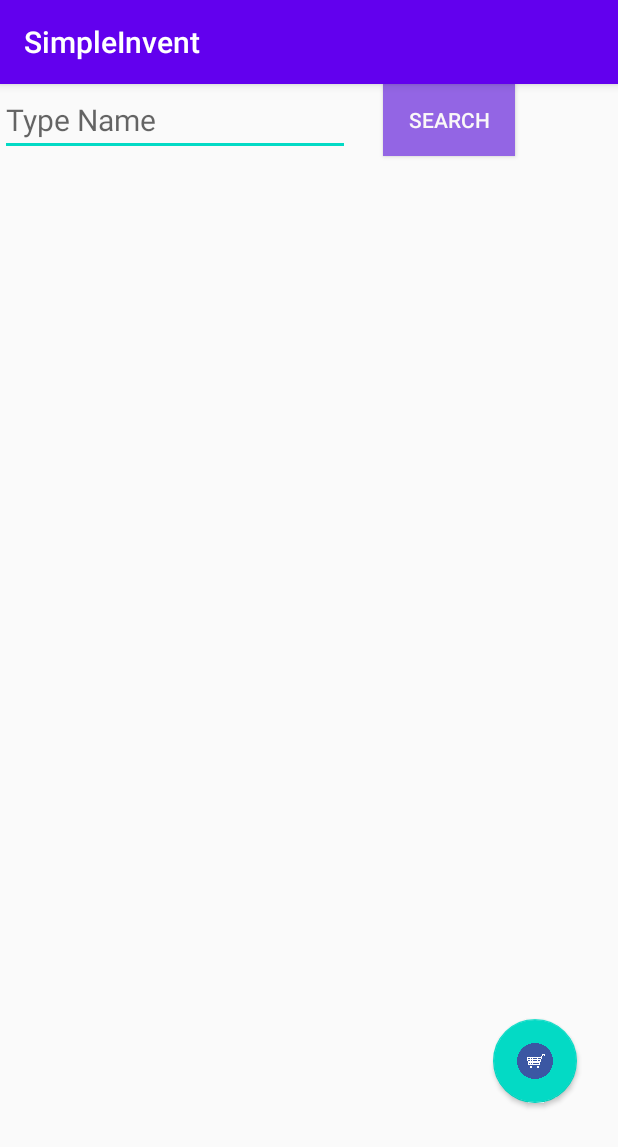
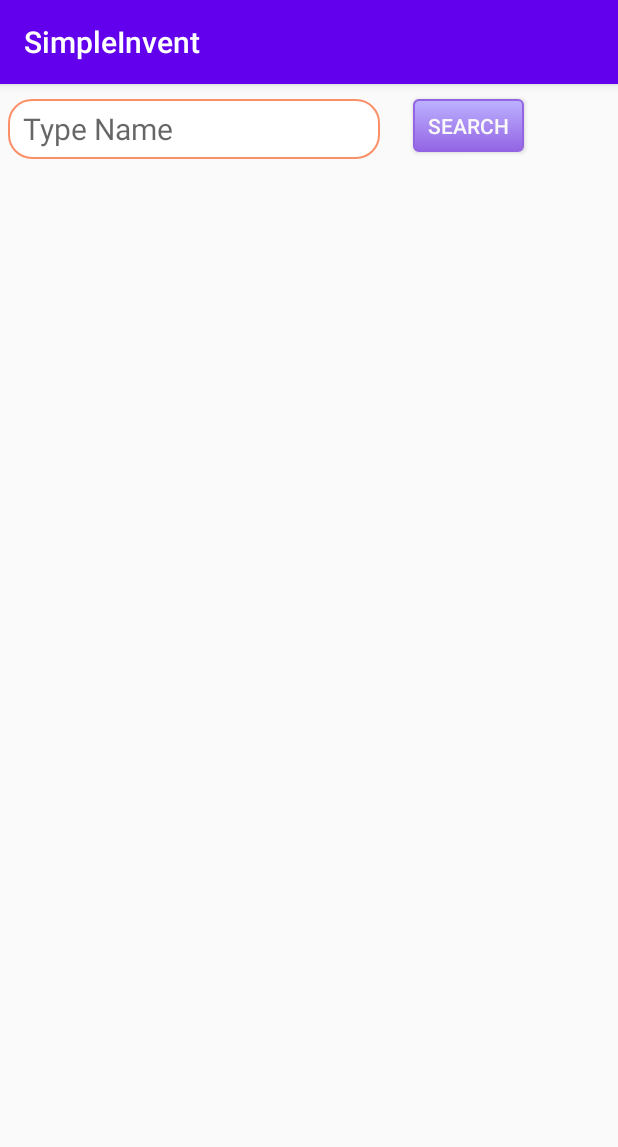
Before and after one commit to aherijanto/SimpleInvent, an Android app: the screen it shows after launch (MainActivity), on a phone screen of 412 x 824 dp. Shown: the top 1147 px of the screen. Run offline under Robolectric (Android 15) with nearby library versions, the phone set to English and light mode, and no system bars.

```diff
--- a/app/src/main/java/com/example/simpleinvent/adapters/ItemSearchAdapter.java
+++ b/app/src/main/java/com/example/simpleinvent/adapters/ItemSearchAdapter.java
@@ -83,6 +83,7 @@ public class ItemSearchAdapter extends RecyclerView.Adapter<ItemSearchAdapter.It
                         //Uploader1 task = new OrderAdapter.Uploader1();
                         //task.execute(new String[] { ServerURL, xCMenu,cPRCMenu,cQTY });
                         detailCart.add(setOrder);
+                        detailCart.size();
                     }
                 }
             });
--- /dev/null
+++ b/app/src/main/res/drawable/roundedittext.xml
@@ -0,0 +1,15 @@
+<?xml version="1.0" encoding="utf-8"?>
+
+<!--  res/drawable/rounded_edittext.xml -->
+<shape xmlns:android="http://schemas.android.com/apk/res/android"
+    android:shape="rectangle" android:padding="10dp">
+    <solid android:color="#ffff"/>
+    <stroke android:width="1dip" android:color="#fb8f67" />
+    <corners
+        android:bottomRightRadius="15dp"
+        android:bottomLeftRadius="15dp"
+        android:topLeftRadius="15dp"
+        android:topRightRadius="15dp"
+
+        />
+</shape>
--- /dev/null
+++ b/app/src/main/res/drawable/searchbutton.xml
@@ -0,0 +1,24 @@
+<?xml version="1.0" encoding="utf-8"?>
+<selector xmlns:android="http://schemas.android.com/apk/res/android" >
+    <item android:state_pressed="true" >
+        <shape android:shape="rectangle"  >
+            <corners android:radius="3dip" />
+            <stroke android:width="1dip" android:color="#9365E4" />
+            <gradient android:angle="-90" android:startColor="#bdb2ff" android:endColor="#9365E4"  />
+        </shape>
+    </item>
+    <item android:state_focused="true">
+        <shape android:shape="rectangle"  >
+            <corners android:radius="3dip" />
+            <stroke android:width="1dip" android:color="#9365E4" />
+            <solid android:color="#58857e"/>
+        </shape>
+    </item>
+    <item >
+        <shape android:shape="rectangle"  >
+            <corners android:radius="3dip" />
+            <stroke android:width="1dip" android:color="#9365E4" />
+            <gradient android:angle="-90" android:startColor="#bdb2ff" android:endColor="#9365E4" />
+        </shape>
+    </item>
+</selector>
--- a/app/src/main/res/layout/activity_main.xml
+++ b/app/src/main/res/layout/activity_main.xml
@@ -1,4 +1,5 @@
 <?xml version="1.0" encoding="utf-8"?>
+
 <RelativeLayout xmlns:android="http://schemas.android.com/apk/res/android"
     xmlns:app="http://schemas.android.com/apk/res-auto"
     xmlns:tools="http://schemas.android.com/tools"
@@ -8,27 +9,33 @@
 
     <EditText
         android:id="@+id/txtSearch"
-        android:layout_width="wrap_content"
-        android:layout_height="wrap_content"
+        android:layout_width="248dp"
+        android:layout_height="40dp"
+        android:layout_marginLeft="5dp"
+        android:layout_marginTop="10dp"
+        android:background="@drawable/roundedittext"
         android:ellipsize="none"
         android:ems="10"
         android:hint="Type Name"
         android:inputType="textPersonName"
+        android:paddingLeft="10dp"
+        android:textColor="#9C27B0"
+        android:textSize="20sp"
 
-        android:textColor="#9C27B0"
-        android:textSize="20sp" />
+        />
+
 
     <Button
         android:id="@+id/btnSearch"
-        android:layout_width="wrap_content"
-        android:layout_height="wrap_content"
+        android:layout_width="74dp"
+        android:layout_height="35dp"
         android:layout_alignRight="@id/txtSearch"
         android:layout_marginLeft="60dp"
-        android:layout_marginRight="-110dp"
-        android:background="#9365E4"
+        android:layout_marginRight="-96dp"
+        android:layout_marginTop="10dp"
+        android:background="@drawable/searchbutton"
         android:text="Search"
         android:textColor="#FAF8F8" />
-
 
     <androidx.recyclerview.widget.RecyclerView
         android:id="@+id/rvSearchItems"
@@ -37,24 +44,6 @@
         android:layout_below="@id/btnSearch"
         android:layout_marginTop="20dp" />
 
-    <com.google.android.material.floatingactionbutton.FloatingActionButton
-        android:id="@+id/fab"
-        android:layout_width="100dp"
-        android:layout_height="100dp"
-        android:layout_alignTop="@id/rvSearchItems"
-        android:layout_alignParentEnd="true"
-        android:layout_alignParentRight="true"
-        android:layout_gravity="right"
-        android:layout_marginTop="555dp"
-        android:layout_marginEnd="27dp"
-        android:layout_marginRight="27dp"
-        android:contentDescription="@string/submit"
-        android:cropToPadding="true"
-        android:drawingCacheQuality="auto"
-        android:scaleType="center"
-        android:src="@drawable/cart"
-        app:elevation="2dp"
-        app:fabSize="auto" />
 
 
 </RelativeLayout>
```
